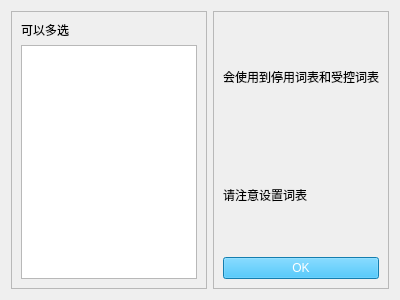
Before: the Qt Designer form SciTools/uipopup/uipy/split_words.ui in xihuyu20000/learn-python, drawn with Qt 5.
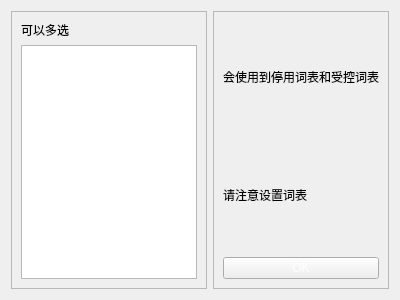
After: the same form once the commit is applied.

Patch:
```diff
--- a/SciTools/uipopup/uipy/split_words.ui
+++ b/SciTools/uipopup/uipy/split_words.ui
@@ -66,7 +66,9 @@
       <item>
        <widget class="QPushButton" name="pushButton">
         <property name="styleSheet">
-         <string notr="true">color: rgb(255, 255, 255); background-color: rgb(28, 177, 245);</string>
+                                    <string notr="true">color: rgb(255, 255, 255); background-color: rgb(28, 177,
+                                        245);
+                                    </string>
         </property>
         <property name="text">
          <string>OK</string>
```
Lines whose indentation alone changed are shown as unchanged.
